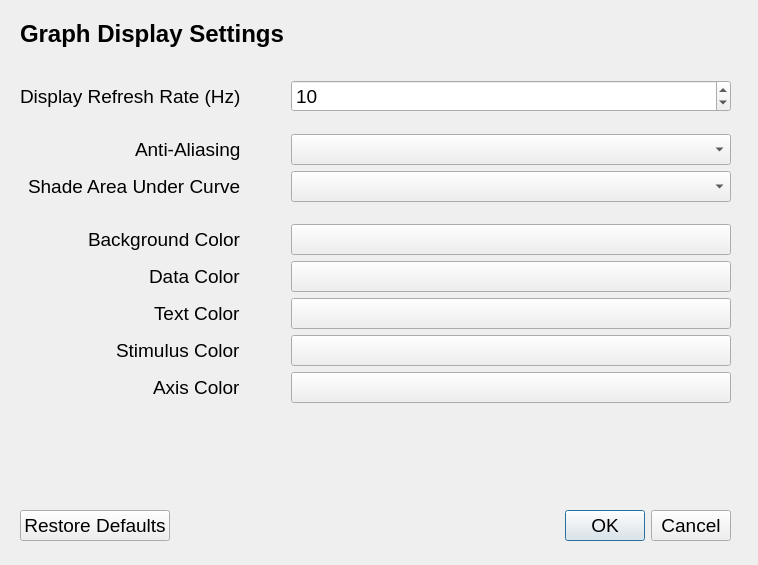
Old version of the form DisplaySettingsUI.ui in the repository tennesseeBonner1/PiBlink.
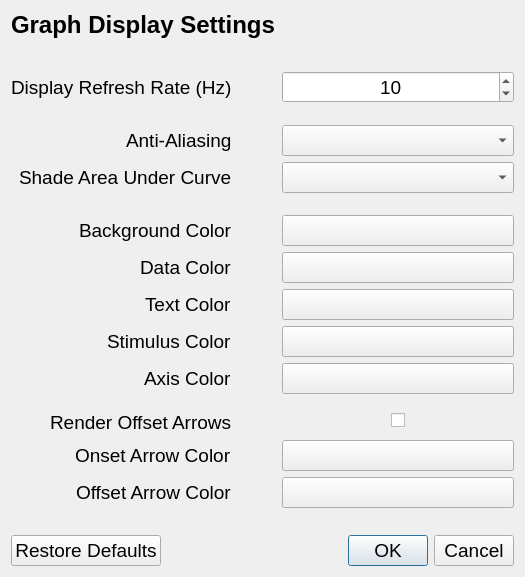
New version of the form.

Commit message:
Added arrow options, updated UI
- Removed the resource file dependency for the main window UI

```diff
--- a/DisplaySettingsUI.ui
+++ b/DisplaySettingsUI.ui
@@ -6,46 +6,15 @@
    <rect>
     <x>0</x>
     <y>0</y>
-    <width>758</width>
-    <height>565</height>
+    <width>525</width>
+    <height>577</height>
    </rect>
   </property>
   <property name="windowTitle">
    <string>Graph Display Settings</string>
   </property>
-  <widget class="QDialogButtonBox" name="buttonBox">
-   <property name="geometry">
-    <rect>
-     <x>20</x>
-     <y>510</y>
-     <width>711</width>
-     <height>32</height>
-    </rect>
-   </property>
-   <property name="font">
-    <font>
-     <pointsize>14</pointsize>
-    </font>
-   </property>
-   <property name="orientation">
-    <enum>Qt::Horizontal</enum>
-   </property>
-   <property name="standardButtons">
-    <set>QDialogButtonBox::Cancel|QDialogButtonBox::Ok|QDialogButtonBox::RestoreDefaults</set>
-   </property>
-   <property name="centerButtons">
-    <bool>false</bool>
-   </property>
-  </widget>
-  <widget class="QWidget" name="formLayoutWidget">
-   <property name="geometry">
-    <rect>
-     <x>20</x>
-     <y>20</y>
-     <width>711</width>
-     <height>471</height>
-    </rect>
-   </property>
+  <layout class="QGridLayout" name="gridLayout">
+   <item row="0" column="0">
    <layout class="QFormLayout" name="formLayout">
     <property name="labelAlignment">
      <set>Qt::AlignRight|Qt::AlignTrailing|Qt::AlignVCenter</set>
@@ -53,6 +22,20 @@
     <property name="horizontalSpacing">
      <number>50</number>
     </property>
+     <item row="0" column="0" colspan="2">
+      <widget class="QLabel" name="displaySettingsLabel">
+       <property name="font">
+        <font>
+         <pointsize>18</pointsize>
+         <weight>75</weight>
+         <bold>true</bold>
+        </font>
+       </property>
+       <property name="text">
+        <string>Graph Display Settings</string>
+       </property>
+      </widget>
+     </item>
     <item row="1" column="0">
      <spacer name="verticalSpacer1">
       <property name="orientation">
@@ -76,6 +59,9 @@
         <pointsize>14</pointsize>
        </font>
       </property>
+       <property name="toolTip">
+        <string>&lt;html&gt;&lt;head/&gt;&lt;body&gt;&lt;p&gt;&lt;span style=&quot; font-size:11pt;&quot;&gt;How often the display of the graph updates&lt;/span&gt;&lt;/p&gt;&lt;/body&gt;&lt;/html&gt;</string>
+       </property>
       <property name="text">
        <string>Display Refresh Rate (Hz)</string>
       </property>
@@ -88,6 +74,12 @@
         <pointsize>14</pointsize>
        </font>
       </property>
+       <property name="toolTip">
+        <string>&lt;html&gt;&lt;head/&gt;&lt;body&gt;&lt;p&gt;&lt;span style=&quot; font-size:11pt;&quot;&gt;How often the display of the graph updates&lt;/span&gt;&lt;/p&gt;&lt;/body&gt;&lt;/html&gt;</string>
+       </property>
+       <property name="alignment">
+        <set>Qt::AlignCenter</set>
+       </property>
       <property name="minimum">
        <number>1</number>
       </property>
@@ -126,7 +118,7 @@
        </font>
       </property>
       <property name="toolTip">
-       <string>Enabling antialiasing causes lines to be drawn with smooth edges at the cost of reduced performance.</string>
+        <string>&lt;html&gt;&lt;head/&gt;&lt;body&gt;&lt;p&gt;&lt;span style=&quot; font-size:11pt;&quot;&gt;Enabling antialiasing causes lines to be drawn with smooth edges at the cost of reduced performance.&lt;/span&gt;&lt;/p&gt;&lt;/body&gt;&lt;/html&gt;</string>
       </property>
       <property name="text">
        <string>Anti-Aliasing</string>
@@ -140,6 +132,9 @@
         <pointsize>14</pointsize>
        </font>
       </property>
+       <property name="toolTip">
+        <string>&lt;html&gt;&lt;head/&gt;&lt;body&gt;&lt;p&gt;&lt;span style=&quot; font-size:11pt;&quot;&gt;Enabling antialiasing causes lines to be drawn with smooth edges at the cost of reduced performance.&lt;/span&gt;&lt;/p&gt;&lt;/body&gt;&lt;/html&gt;</string>
+       </property>
      </widget>
     </item>
     <item row="5" column="0">
@@ -149,6 +144,9 @@
         <pointsize>14</pointsize>
        </font>
       </property>
+       <property name="toolTip">
+        <string>&lt;html&gt;&lt;head/&gt;&lt;body&gt;&lt;p&gt;&lt;span style=&quot; font-size:11pt;&quot;&gt;The color of the area under the graph (slows down graphing significantly)&lt;/span&gt;&lt;/p&gt;&lt;/body&gt;&lt;/html&gt;</string>
+       </property>
       <property name="text">
        <string>Shade Area Under Curve</string>
       </property>
@@ -161,8 +159,27 @@
         <pointsize>14</pointsize>
        </font>
       </property>
-     </widget>
-    </item>
+       <property name="toolTip">
+        <string>&lt;html&gt;&lt;head/&gt;&lt;body&gt;&lt;p&gt;&lt;span style=&quot; font-size:11pt;&quot;&gt;The color of the area under the graph (slows down graphing significantly)&lt;/span&gt;&lt;/p&gt;&lt;/body&gt;&lt;/html&gt;</string>
+       </property>
+      </widget>
+     </item>
+     <item row="6" column="0">
+      <spacer name="verticalSpacer3">
+       <property name="orientation">
+        <enum>Qt::Vertical</enum>
+       </property>
+       <property name="sizeType">
+        <enum>QSizePolicy::Fixed</enum>
+       </property>
+       <property name="sizeHint" stdset="0">
+        <size>
+         <width>50</width>
+         <height>10</height>
+        </size>
+       </property>
+      </spacer>
+     </item>
     <item row="7" column="0">
      <widget class="QLabel" name="backgroundColorLabel">
       <property name="font">
@@ -170,26 +187,28 @@
         <pointsize>14</pointsize>
        </font>
       </property>
+       <property name="toolTip">
+        <string>&lt;html&gt;&lt;head/&gt;&lt;body&gt;&lt;p&gt;&lt;span style=&quot; font-size:11pt;&quot;&gt;Color of graph background&lt;/span&gt;&lt;/p&gt;&lt;/body&gt;&lt;/html&gt;</string>
+       </property>
       <property name="text">
        <string>Background Color</string>
       </property>
      </widget>
     </item>
-    <item row="6" column="0">
-     <spacer name="verticalSpacer3">
-      <property name="orientation">
-       <enum>Qt::Vertical</enum>
-      </property>
-      <property name="sizeType">
-       <enum>QSizePolicy::Fixed</enum>
-      </property>
-      <property name="sizeHint" stdset="0">
-       <size>
-        <width>50</width>
-        <height>10</height>
-       </size>
-      </property>
-     </spacer>
+     <item row="7" column="1">
+      <widget class="QPushButton" name="backgroundColorButton">
+       <property name="font">
+        <font>
+         <pointsize>14</pointsize>
+        </font>
+       </property>
+       <property name="toolTip">
+        <string>&lt;html&gt;&lt;head/&gt;&lt;body&gt;&lt;p&gt;&lt;span style=&quot; font-size:11pt;&quot;&gt;Color of graph background&lt;/span&gt;&lt;/p&gt;&lt;/body&gt;&lt;/html&gt;</string>
+       </property>
+       <property name="text">
+        <string/>
+       </property>
+      </widget>
     </item>
     <item row="8" column="0">
      <widget class="QLabel" name="dataColorLabel">
@@ -198,23 +217,14 @@
         <pointsize>14</pointsize>
        </font>
       </property>
+       <property name="toolTip">
+        <string>&lt;html&gt;&lt;head/&gt;&lt;body&gt;&lt;p&gt;&lt;span style=&quot; font-size:11pt;&quot;&gt;Color of the data line plotted&lt;/span&gt;&lt;/p&gt;&lt;/body&gt;&lt;/html&gt;</string>
+       </property>
       <property name="text">
        <string>Data Color</string>
       </property>
      </widget>
     </item>
-    <item row="7" column="1">
-     <widget class="QPushButton" name="backgroundColorButton">
-      <property name="font">
-       <font>
-        <pointsize>14</pointsize>
-       </font>
-      </property>
-      <property name="text">
-       <string/>
-      </property>
-     </widget>
-    </item>
     <item row="8" column="1">
      <widget class="QPushButton" name="dataColorButton">
       <property name="font">
@@ -222,6 +232,9 @@
         <pointsize>14</pointsize>
        </font>
       </property>
+       <property name="toolTip">
+        <string>&lt;html&gt;&lt;head/&gt;&lt;body&gt;&lt;p&gt;&lt;span style=&quot; font-size:11pt;&quot;&gt;Color of the data line plotted&lt;/span&gt;&lt;/p&gt;&lt;/body&gt;&lt;/html&gt;</string>
+       </property>
       <property name="text">
        <string/>
       </property>
@@ -258,6 +271,9 @@
         <pointsize>14</pointsize>
        </font>
       </property>
+       <property name="toolTip">
+        <string>&lt;html&gt;&lt;head/&gt;&lt;body&gt;&lt;p&gt;&lt;span style=&quot; font-size:11pt;&quot;&gt;Color of area denoting conditioned and unconditioned stimulus &lt;/span&gt;&lt;/p&gt;&lt;/body&gt;&lt;/html&gt;</string>
+       </property>
       <property name="text">
        <string>Stimulus Color</string>
       </property>
@@ -270,6 +286,9 @@
         <pointsize>14</pointsize>
        </font>
       </property>
+       <property name="toolTip">
+        <string>&lt;html&gt;&lt;head/&gt;&lt;body&gt;&lt;p&gt;&lt;span style=&quot; font-size:11pt;&quot;&gt;Color of area denoting conditioned and unconditioned stimulus &lt;/span&gt;&lt;/p&gt;&lt;/body&gt;&lt;/html&gt;</string>
+       </property>
       <property name="text">
        <string/>
       </property>
@@ -282,6 +301,9 @@
         <pointsize>14</pointsize>
        </font>
       </property>
+       <property name="toolTip">
+        <string>&lt;html&gt;&lt;head/&gt;&lt;body&gt;&lt;p&gt;&lt;span style=&quot; font-size:11pt;&quot;&gt;The color of the axis the graph is plotted on&lt;/span&gt;&lt;/p&gt;&lt;/body&gt;&lt;/html&gt;</string>
+       </property>
       <property name="text">
        <string>Axis Color</string>
       </property>
@@ -294,27 +316,162 @@
         <pointsize>14</pointsize>
        </font>
       </property>
+       <property name="toolTip">
+        <string>&lt;html&gt;&lt;head/&gt;&lt;body&gt;&lt;p&gt;&lt;span style=&quot; font-size:11pt;&quot;&gt;The color of the axis the graph is plotted on&lt;/span&gt;&lt;/p&gt;&lt;/body&gt;&lt;/html&gt;</string>
+       </property>
       <property name="text">
        <string/>
       </property>
      </widget>
     </item>
-    <item row="0" column="0" colspan="2">
-     <widget class="QLabel" name="displaySettingsLabel">
+     <item row="12" column="0">
+      <spacer name="verticalSpacer">
+       <property name="orientation">
+        <enum>Qt::Vertical</enum>
+       </property>
+       <property name="sizeType">
+        <enum>QSizePolicy::Fixed</enum>
+       </property>
+       <property name="sizeHint" stdset="0">
+        <size>
+         <width>5</width>
+         <height>5</height>
+        </size>
+       </property>
+      </spacer>
+     </item>
+     <item row="13" column="0">
+      <widget class="QLabel" name="renderOffsetLabel">
       <property name="font">
        <font>
-        <pointsize>18</pointsize>
-        <weight>75</weight>
-        <bold>true</bold>
-       </font>
-      </property>
+         <pointsize>14</pointsize>
+        </font>
+       </property>
+       <property name="toolTip">
+        <string>&lt;html&gt;&lt;head/&gt;&lt;body&gt;&lt;p&gt;&lt;span style=&quot; font-size:11pt;&quot;&gt;Whether or not to show arrows for the eyeblink offsets&lt;/span&gt;&lt;/p&gt;&lt;/body&gt;&lt;/html&gt;</string>
+       </property>
       <property name="text">
-       <string>Graph Display Settings</string>
+        <string>Render Offset Arrows</string>
       </property>
      </widget>
     </item>
-   </layout>
-  </widget>
+     <item row="14" column="0">
+      <widget class="QLabel" name="onsetArrowLabel">
+       <property name="font">
+        <font>
+         <pointsize>14</pointsize>
+        </font>
+       </property>
+       <property name="text">
+        <string>Onset Arrow Color</string>
+       </property>
+      </widget>
+     </item>
+     <item row="14" column="1">
+      <widget class="QPushButton" name="onsetArrowColorButton">
+       <property name="font">
+        <font>
+         <pointsize>14</pointsize>
+        </font>
+       </property>
+       <property name="text">
+        <string/>
+       </property>
+      </widget>
+     </item>
+     <item row="15" column="0">
+      <widget class="QLabel" name="offsetArrowLabel">
+       <property name="font">
+        <font>
+         <pointsize>14</pointsize>
+        </font>
+       </property>
+       <property name="text">
+        <string>Offset Arrow Color</string>
+       </property>
+      </widget>
+     </item>
+     <item row="15" column="1">
+      <widget class="QPushButton" name="offsetArrowColorButton">
+       <property name="font">
+        <font>
+         <pointsize>14</pointsize>
+        </font>
+       </property>
+       <property name="text">
+        <string/>
+       </property>
+      </widget>
+     </item>
+     <item row="13" column="1">
+      <layout class="QHBoxLayout" name="horizontalLayout" stretch="1,0,1">
+       <item>
+        <spacer name="horizontalSpacer_2">
+         <property name="orientation">
+          <enum>Qt::Horizontal</enum>
+         </property>
+         <property name="sizeType">
+          <enum>QSizePolicy::Preferred</enum>
+         </property>
+         <property name="sizeHint" stdset="0">
+          <size>
+           <width>40</width>
+           <height>20</height>
+          </size>
+         </property>
+        </spacer>
+       </item>
+       <item>
+        <widget class="QCheckBox" name="renderOffsetCheckBox">
+         <property name="font">
+          <font>
+           <pointsize>8</pointsize>
+          </font>
+         </property>
+         <property name="text">
+          <string/>
+         </property>
+        </widget>
+       </item>
+       <item>
+        <spacer name="horizontalSpacer">
+         <property name="orientation">
+          <enum>Qt::Horizontal</enum>
+         </property>
+         <property name="sizeType">
+          <enum>QSizePolicy::Preferred</enum>
+         </property>
+         <property name="sizeHint" stdset="0">
+          <size>
+           <width>35</width>
+           <height>20</height>
+          </size>
+         </property>
+        </spacer>
+       </item>
+      </layout>
+     </item>
+    </layout>
+   </item>
+   <item row="1" column="0">
+    <widget class="QDialogButtonBox" name="buttonBox">
+     <property name="font">
+      <font>
+       <pointsize>14</pointsize>
+      </font>
+     </property>
+     <property name="orientation">
+      <enum>Qt::Horizontal</enum>
+     </property>
+     <property name="standardButtons">
+      <set>QDialogButtonBox::Cancel|QDialogButtonBox::Ok|QDialogButtonBox::RestoreDefaults</set>
+     </property>
+     <property name="centerButtons">
+      <bool>false</bool>
+     </property>
+    </widget>
+   </item>
+  </layout>
  </widget>
  <resources/>
  <connections>
```
Left out of the diff: 13 changed lines with no effect on the pictures. Lines whose indentation alone changed are shown as unchanged. The commit also changes 9 other files.
